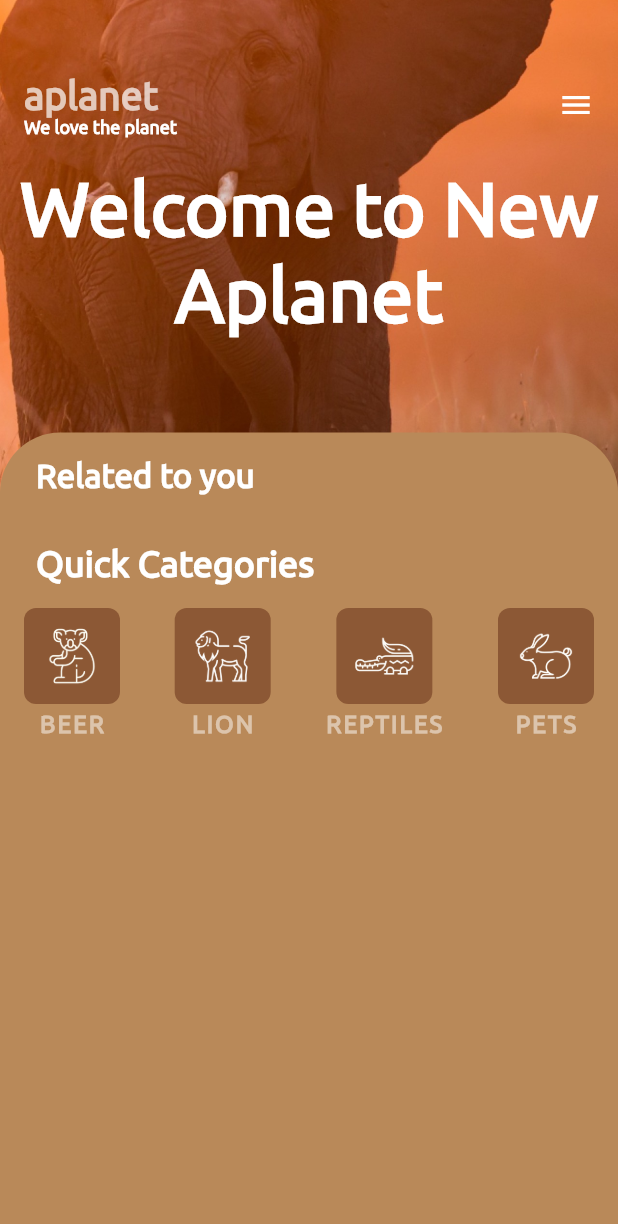
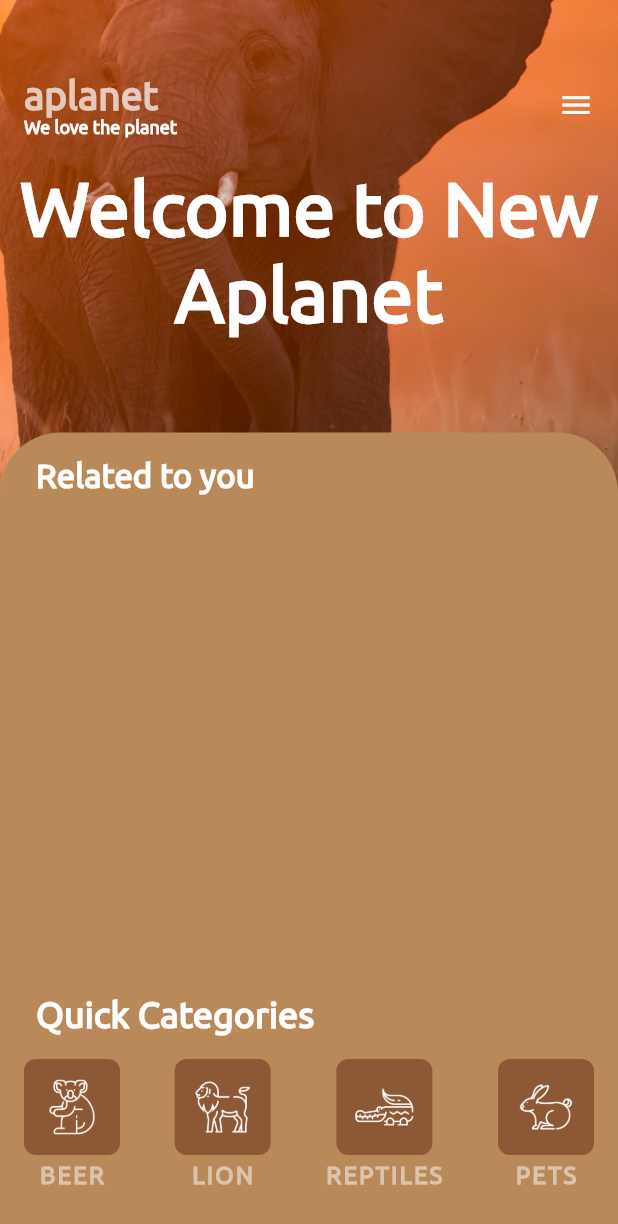
Before and after one commit to DaminduSandaruwan/AnimalPlanetUI, a Flutter app: the DashboardScreen screen opened directly, on a phone screen of 412 x 824 dp. Shown: the top 1224 px of the screen. Run offline on Flutter 3.47's test engine with Material 2 defaults, Android fonts, the phone set to English and light mode, and no system bars; project files that could hold a hidden picture were left out.

Commit message:
Check the remaining space

```diff
--- a/lib/screens/dashboard_screen.dart
+++ b/lib/screens/dashboard_screen.dart
@@ -65,14 +65,10 @@ class DashboardScreen extends StatelessWidget {
 
                     ),
                   ),
-                  Row(
-                    children: <Widget>[
-                      Column(
-                        children: <Widget>[
-
-                        ],
-                      ),
-                    ],
+                  Expanded(
+                    child: Container(
+                      //color: Colors.white
+                    ),
                   ),
                   Padding(
                     padding: const EdgeInsets.symmetric(horizontal:24, vertical:16),
@@ -174,6 +170,7 @@ class DashboardScreen extends StatelessWidget {
                       ],
                     ),
                   ),
+                  SizedBox(height: 32),
                 ],
               ),
             ),
```
